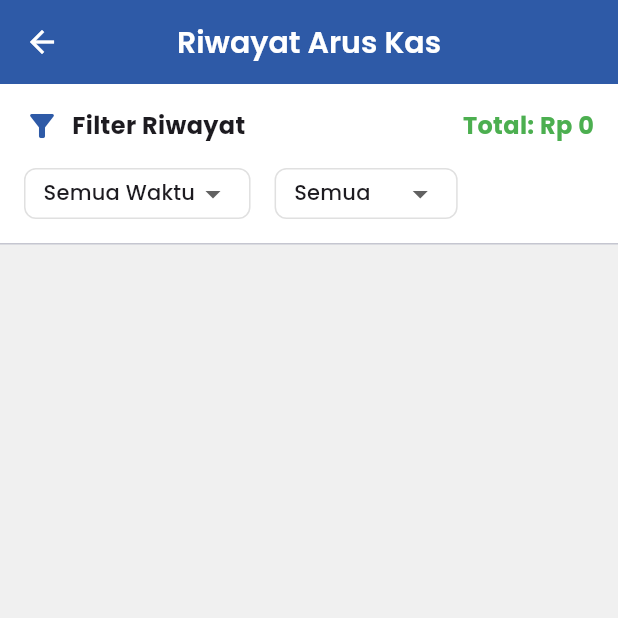
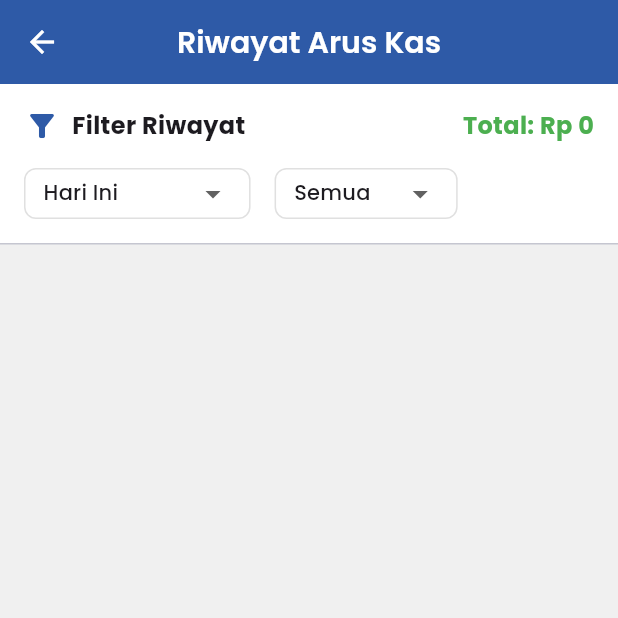
Before and after one commit to PraNAtaP/PetShopApp, a Flutter app: the CashHistoryScreen screen opened directly, on a phone screen of 412 x 824 dp, the top half of it. Run offline on Flutter 3.47's test engine with Material 3 defaults, Android fonts, the phone set to English and light mode, and no system bars; our stand-ins replace audioplayers, cached_network_image, cloud_firestore, firebase_auth, firebase_core, firebase_messaging and 10 more; missing offline and left inert: crop_your_image, dart:html, osm_search_and_pick; accounts and stored records are empty; generated files the repository leaves out were written again.

Commit message:
refactor: filter daily transactions by status and update default date filter to today

```diff
--- a/lib/ui/admin/dashboard/cash_history_screen.dart
+++ b/lib/ui/admin/dashboard/cash_history_screen.dart
@@ -16,7 +16,7 @@ class CashHistoryScreen extends StatefulWidget {
 class _CashHistoryScreenState extends State<CashHistoryScreen> {
   final currencyFormatter = NumberFormat.currency(locale: 'id_ID', symbol: 'Rp ', decimalDigits: 0);
 
-  String _selectedDateFilter = 'Semua Waktu'; // Semua Waktu, Hari Ini, Minggu Ini, Bulan Ini, Pilih Tanggal
+  String _selectedDateFilter = 'Hari Ini'; // Semua Waktu, Hari Ini, Minggu Ini, Bulan Ini, Pilih Tanggal
   DateTime? _customDate;
   String _selectedTypeFilter = 'Semua'; // Semua, Grooming, Pesanan
 
```
Also changed, not shown: lib/ui/admin/dashboard/admin_dashboard_screen.dart (+5 -2 lines).
